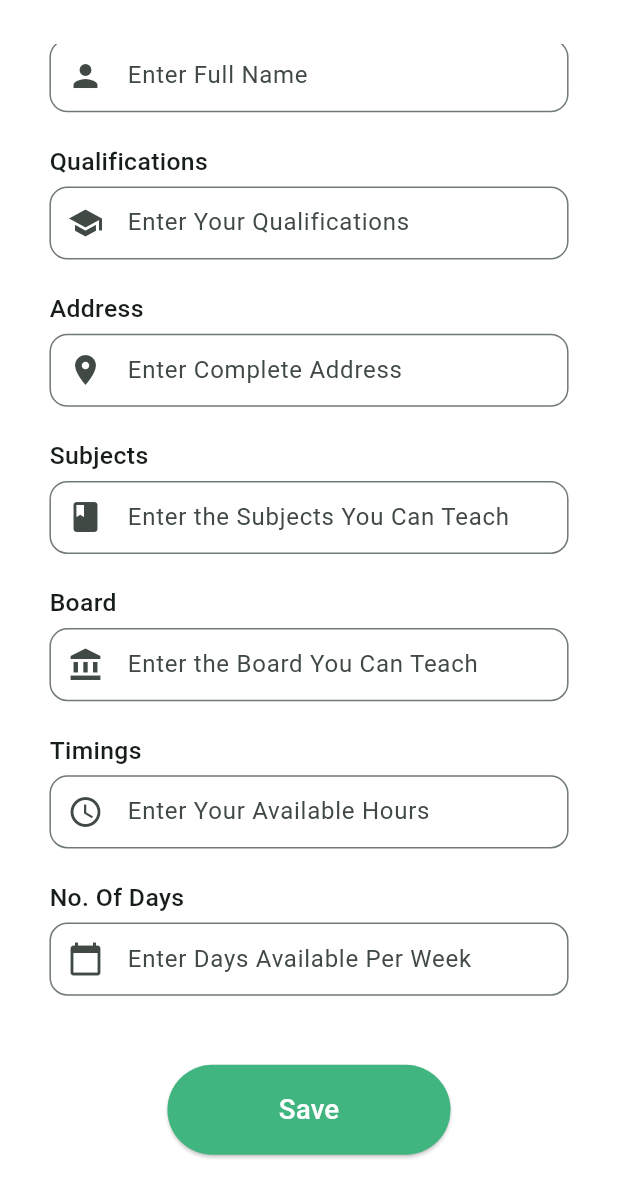
After one commit to was-saf/leadbook, a Flutter app: the AsTutor screen opened directly, scrolled down 153 dp, after a tap on "Save", on a phone screen of 412 x 824 dp. The commit adds this screen. Shown: the top 1198 px of the screen. Run offline on Flutter 3.47's test engine with Material 3 defaults, Android fonts, the phone set to English and light mode, and no system bars.

Commit message:
added few files

```diff
--- a/lib/LoginScreen.dart
+++ b/lib/LoginScreen.dart
@@ -1,4 +1,5 @@
 import 'package:flutter/material.dart';
+import 'package:leadbook/forgotpassword.dart';
 import 'package:leadbook/SignUpScreen.dart';
 
 class LoginScreen extends StatefulWidget {
@@ -95,7 +96,7 @@ class _LoginScreenState extends State<LoginScreen> {
                   Spacer(),
                   TextButton(
                     onPressed: () {
-                      // Handle forgot password
+                      ForgotPassword();
                     },
                     child: Text(
                       'Forgot Password',
--- /dev/null
+++ b/lib/astutor.dart
@@ -0,0 +1,162 @@
+import 'package:flutter/material.dart';
+
+class AsTutor extends StatelessWidget {
+  @override
+  Widget build(BuildContext context) {
+    final screenSize = MediaQuery.of(context).size;
+    final padding = screenSize.width * 0.08; // Overall screen padding
+
+    return Scaffold(
+      backgroundColor: Colors.white,
+      body: Padding(
+        padding: EdgeInsets.symmetric(
+          horizontal: padding,
+          vertical: padding * 0.9, // Keeps vertical balance
+        ),
+        child: SingleChildScrollView(
+          child: Column(
+            crossAxisAlignment: CrossAxisAlignment.start,
+            children: <Widget>[
+              Center(
+                child: Text(
+                  'LEAD BOOK',
+                  style: TextStyle(
+                    fontSize: screenSize.width * 0.07,
+                    fontWeight: FontWeight.bold,
+                    color: Color(0xFF41B57F),
+                  ),
+                ),
+              ),
+              SizedBox(height: screenSize.height * 0.02),
+              Center(
+                child: Text(
+                  'Register as Tutor',
+                  style: TextStyle(
+                    fontSize: screenSize.width * 0.06,
+                    fontWeight: FontWeight.bold,
+                    color: Colors.black,
+                  ),
+                ),
+              ),
+              SizedBox(height: screenSize.height * 0.025),
+              _buildTextField(
+                'Name',
+                'Enter Full Name',
+                screenSize,
+                icon: Icons.person,
+              ),
+              _buildTextField(
+                'Qualifications',
+                'Enter Your Qualifications',
+                screenSize,
+                icon: Icons.school,
+              ),
+              _buildTextField(
+                'Address',
+                'Enter Complete Address',
+                screenSize,
+                icon: Icons.location_on,
+              ),
+              _buildTextField(
+                'Subjects',
+                'Enter the Subjects You Can Teach',
+                screenSize,
+                icon: Icons.book,
+              ),
+              _buildTextField(
+                'Board',
+                'Enter the Board You Can Teach',
+                screenSize,
+                icon: Icons.account_balance,
+              ),
+              _buildTextField(
+                'Timings',
+                'Enter Your Available Hours',
+                screenSize,
+                icon: Icons.schedule,
+              ),
+              _buildTextField(
+                'No. Of Days',
+                'Enter Days Available Per Week',
+                screenSize,
+                icon: Icons.calendar_today,
+              ),
+              SizedBox(
+                height: screenSize.height * 0.04,
+              ), // Slightly reduced space before button
+              Center(
+                child: ElevatedButton(
+                  onPressed: () {
+                    // Handle form submission
+                  },
+                  style: ElevatedButton.styleFrom(
+                    backgroundColor: Color(0xFF41B57F),
+                    shape: RoundedRectangleBorder(
+                      borderRadius: BorderRadius.circular(30.0),
+                    ),
+                    padding: EdgeInsets.symmetric(
+                      horizontal: screenSize.width * 0.18,
+                      vertical: screenSize.height * 0.02,
+                    ),
+                  ),
+                  child: Text(
+                    'Save',
+                    style: TextStyle(
+                      fontSize: screenSize.width * 0.045,
+                      color: Colors.white,
+                    ),
+                  ),
+                ),
+              ),
+              SizedBox(
+                height: screenSize.height * 0.03,
+              ), // Reduced bottom space
+            ],
+          ),
+        ),
+      ),
+    );
+  }
+
+  Widget _buildTextField(
+    String label,
+    String hint,
+    Size screenSize, {
+    IconData? icon,
+  }) {
+    return Padding(
+      padding: EdgeInsets.symmetric(
+        vertical: screenSize.height * 0.01, // Reduced spacing between fields
+      ),
+      child: Column(
+        crossAxisAlignment: CrossAxisAlignment.start,
+        children: [
+          Text(
+            label,
+            style: TextStyle(
+              fontSize: screenSize.width * 0.04,
+              fontWeight: FontWeight.w500,
+            ),
+          ),
+          SizedBox(height: screenSize.height * 0.005),
+          SizedBox(
+            height: screenSize.height * 0.065,
+            child: TextField(
+              decoration: InputDecoration(
+                hintText: hint,
+                prefixIcon: icon != null ? Icon(icon) : null,
+                contentPadding: EdgeInsets.symmetric(
+                  vertical: screenSize.height * 0.015,
+                  horizontal: 15.0,
+                ),
+                border: OutlineInputBorder(
+                  borderRadius: BorderRadius.circular(12.0),
+                ),
+              ),
+            ),
+          ),
+        ],
+      ),
+    );
+  }
+}
--- a/lib/main.dart
+++ b/lib/main.dart
@@ -1,5 +1,5 @@
 import 'package:flutter/material.dart';
-import 'package:leadbook/LeadBookScreen.dart';
+import 'package:leadbook/leadbookscreen.dart';
 
 void main() {
   runApp(const MyApp());
```
Also changed, not shown: lib/asstudent.dart (added, +158 -0 lines), lib/forgotpassword.dart (added, +114 -0 lines).
